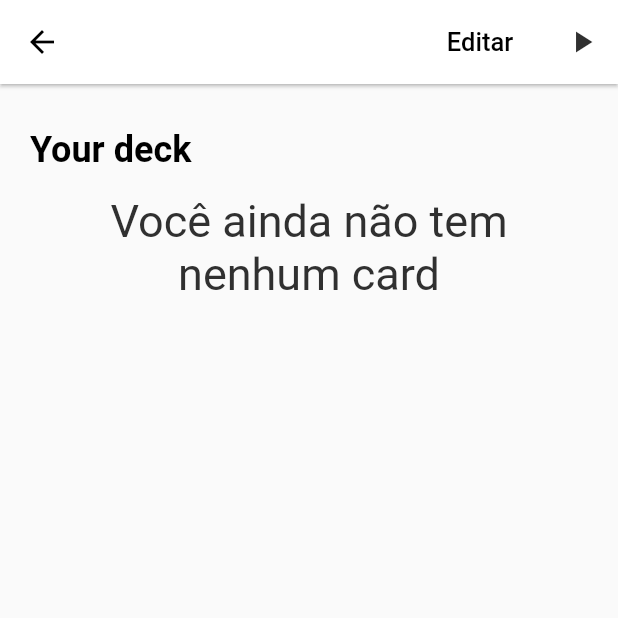
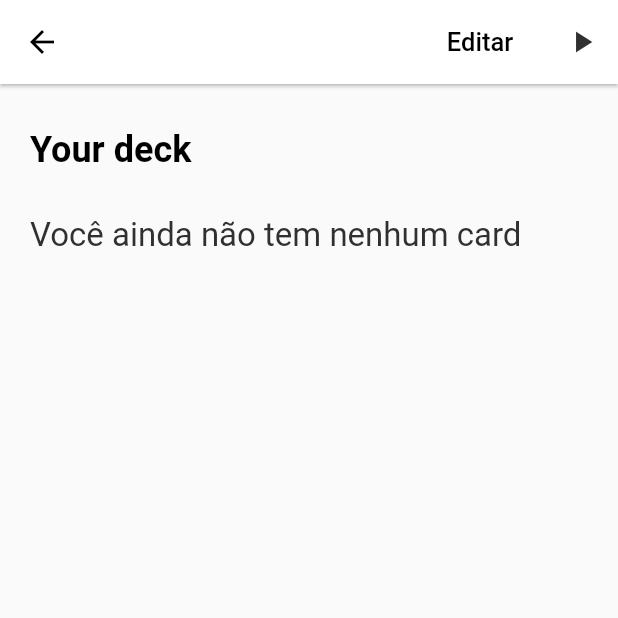
Before and after one commit to wwwxkz/PortunholApp, a Flutter app: the StudyYourSignUpPage screen opened directly, after a tap on "Study", on a phone screen of 412 x 824 dp, the top half of it. Run offline on Flutter 3.47's test engine with Material 2 defaults, Android fonts, the phone set to English and light mode, and no system bars; our stand-ins replace firebase_auth, firebase_database, flutter_tts; missing offline and left inert: translator; accounts and stored records are empty; statements that could not run were skipped.

Commit message:
Buttons in Your Deck fixed

```diff
--- a/lib/pages/yourDeck/study.dart
+++ b/lib/pages/yourDeck/study.dart
@@ -529,30 +529,6 @@ class _StudyYourSignUpPageState extends State<StudyYourSignUpPage> {
   }
 
   Widget _showBody() {
-    /*
-    return new Scaffold(
-        //backgroundColor: Colors.grey[300],
-        body: _formMode == FormMode.LOGIN
-            ? new Form(
-                key: _formKey,
-                child: new ListView(
-                  padding: EdgeInsets.all(16.0),
-                  shrinkWrap: true,
-                  children: <Widget>[
-                    _showStudyButton(),
-                  ],
-                ),
-              )
-            : new Form(
-                key: _formKey,
-                child: new ListView(
-                  padding: EdgeInsets.all(16.0),
-                  shrinkWrap: true,
-                  children: <Widget>[
-                    _showNoteList(),
-                  ],
-                ),
-              )); */
     return new Container(
         margin: EdgeInsets.symmetric(vertical: 30.0, horizontal: 20.0),
         child: Column(
@@ -565,6 +541,7 @@ class _StudyYourSignUpPageState extends State<StudyYourSignUpPage> {
                   fontWeight: FontWeight.w600,
                   fontSize: 24),
             ),
+            SizedBox(height: 30),
             _formMode == FormMode.LOGIN
                 ? new Form(
                     key: _formKey,
@@ -578,7 +555,6 @@ class _StudyYourSignUpPageState extends State<StudyYourSignUpPage> {
                 : new Form(
                     key: _formKey,
                     child: new ListView(
-                      padding: EdgeInsets.all(16.0),
                       shrinkWrap: true,
                       children: <Widget>[
                         _showNoteList(),
@@ -750,7 +726,7 @@ class _StudyYourSignUpPageState extends State<StudyYourSignUpPage> {
     if (todayList.length > 0) {
       if (index < todayList.length) {
         return Center(
-            child: Column(
+          child: Column(
           children: <Widget>[
             Text(
               todayList[index].front,
@@ -762,10 +738,10 @@ class _StudyYourSignUpPageState extends State<StudyYourSignUpPage> {
                     ? new Form(
                         key: _formKey1,
                         child: Column(
+                          mainAxisAlignment: MainAxisAlignment.spaceBetween,
                           children: <Widget>[
                             Text(
                               todayList[index].back,
-                              textAlign: TextAlign.center,
                               style: TextStyle(
                                   fontSize: 30.0, color: Colors.grey[850]),
                             ),
@@ -775,8 +751,13 @@ class _StudyYourSignUpPageState extends State<StudyYourSignUpPage> {
                                   child: new RaisedButton(
                                     elevation: 3.0,
                                     shape: new RoundedRectangleBorder(
-                                        borderRadius:
-                                            new BorderRadius.circular(10.0)),
+                                      borderRadius: BorderRadius.only(
+                                        topRight: Radius.circular(20.0),
+                                        topLeft: Radius.circular(100.0),
+                                        bottomRight: Radius.circular(100.0),
+                                        bottomLeft: Radius.circular(20.0),
+                                      ),
+                                    ),
                                     color: Colors.redAccent,
                                     child: Text('Não entendi',
                                         style: new TextStyle(
@@ -794,8 +775,13 @@ class _StudyYourSignUpPageState extends State<StudyYourSignUpPage> {
                                   child: new RaisedButton(
                                     elevation: 3.0,
                                     shape: new RoundedRectangleBorder(
-                                        borderRadius:
-                                            new BorderRadius.circular(10.0)),
+                                      borderRadius: BorderRadius.only(
+                                        topRight: Radius.circular(20.0),
+                                        topLeft: Radius.circular(100.0),
+                                        bottomRight: Radius.circular(100.0),
+                                        bottomLeft: Radius.circular(20.0),
+                                      ),
+                                    ),
                                     color: Colors.greenAccent,
                                     child: Text('Entendi',
                                         style: new TextStyle(
@@ -821,8 +807,13 @@ class _StudyYourSignUpPageState extends State<StudyYourSignUpPage> {
                           child: new RaisedButton(
                               elevation: 3.0,
                               shape: new RoundedRectangleBorder(
-                                  borderRadius:
-                                      new BorderRadius.circular(10.0)),
+                                borderRadius: BorderRadius.only(
+                                  topRight: Radius.circular(20.0),
+                                  topLeft: Radius.circular(100.0),
+                                  bottomRight: Radius.circular(100.0),
+                                  bottomLeft: Radius.circular(20.0),
+                                ),
+                              ),
                               color: Colors.grey,
                               child: Text('Mostrar resposta',
                                   style: new TextStyle(
@@ -835,19 +826,17 @@ class _StudyYourSignUpPageState extends State<StudyYourSignUpPage> {
           ],
         ));
       } else {
-        return Center(
+        return Container(
             child: Text(
           "Você acabou por hoje",
-          textAlign: TextAlign.center,
-          style: TextStyle(fontSize: 30.0, color: Colors.grey[850]),
+          style: TextStyle(fontSize: 22.0, color: Colors.grey[850]),
         ));
       }
     } else {
-      return Center(
+      return Container(
           child: Text(
         "Você ainda não tem nenhum card",
-        textAlign: TextAlign.center,
-        style: TextStyle(fontSize: 30.0, color: Colors.grey[850]),
+        style: TextStyle(fontSize: 22.0, color: Colors.grey[850]),
       ));
     }
   }
```
Also changed, not shown: lib/pages/readDeck/study.dart (+22 -7 lines).
